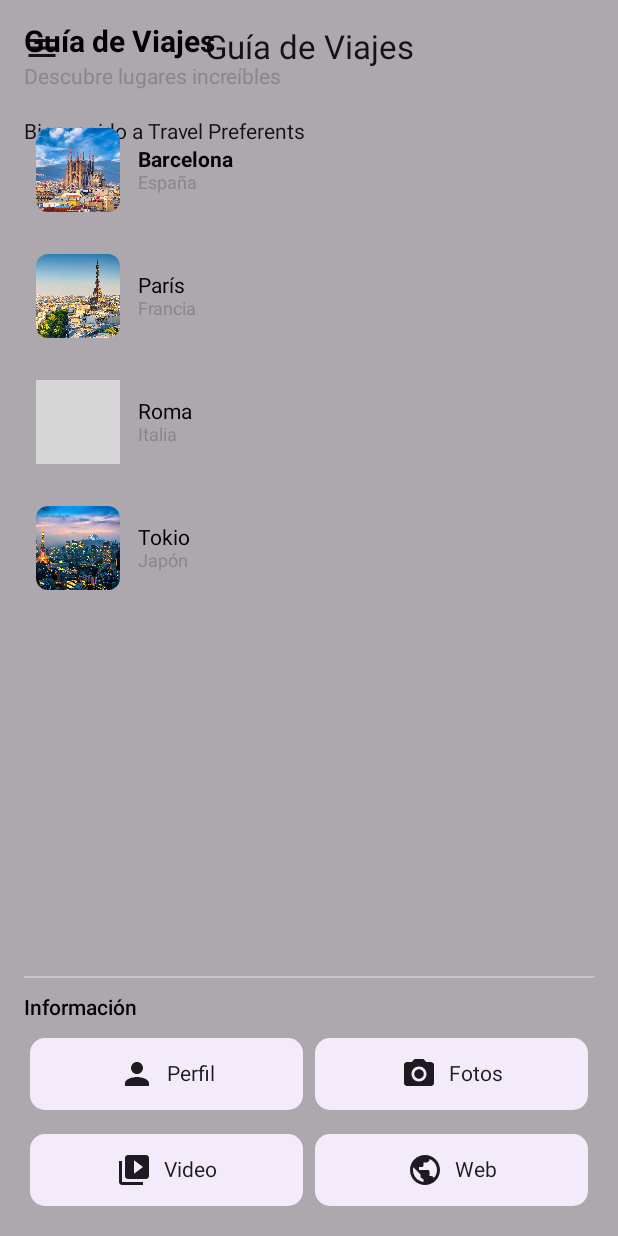
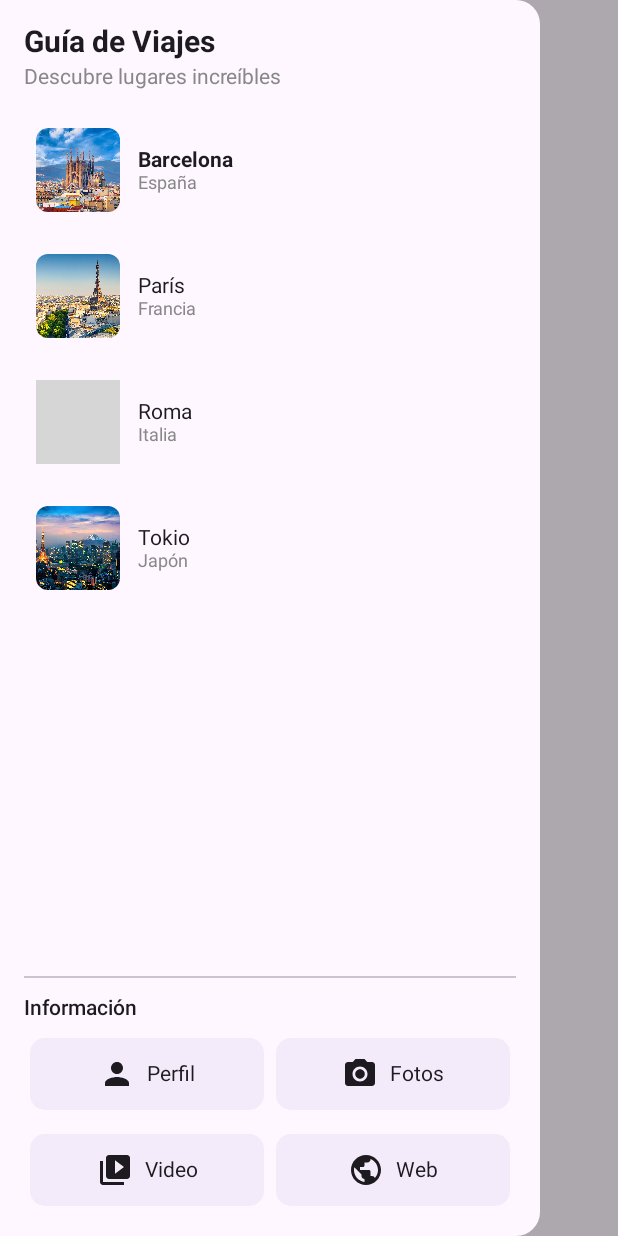
Before and after one commit to janaldana2025/travelpreferents, an Android app built with Jetpack Compose: the screen it shows after launch (MainActivity), after a tap on "Menu", on a phone screen of 412 x 824 dp. Run offline under Robolectric (Android 15) with nearby library versions, the phone set to English and light mode, and no system bars; grey boxes are pictures that could not be loaded.

Commit message:
Se ajusta visibilidad del menu lateral donde se listan las ciudades

```diff
--- a/app/src/main/java/com/example/travel_preferents/MainActivity.kt
+++ b/app/src/main/java/com/example/travel_preferents/MainActivity.kt
@@ -121,6 +121,10 @@ fun TravelAppRoot() {
     ModalNavigationDrawer(
         drawerState = drawerState,
         drawerContent = {
+            ModalDrawerSheet(   // 👈 esto le da un fondo por defecto (Material3)
+                drawerContainerColor = MaterialTheme.colorScheme.surface, // puedes poner Color.White si prefieres
+                drawerContentColor = MaterialTheme.colorScheme.onSurface
+            ) {
                 DrawerContent(
                     cities = cities,
                     currentCityId = currentCityId,
@@ -132,7 +136,6 @@ fun TravelAppRoot() {
                         }
                     },
                     onInfoClick = { infoType ->
-                    // ejemplo: city/profile, city/photos ...
                         scope.launch { drawerState.close() }
                         navController.navigate("city/$currentCityId/$infoType") {
                             launchSingleTop = true
@@ -140,7 +143,8 @@ fun TravelAppRoot() {
                     }
                 )
             }
-    ) {
+        }
+    ){
         Scaffold(
             topBar = {
                 CenterAlignedTopAppBar(
```
Lines whose indentation alone changed are shown as unchanged.
